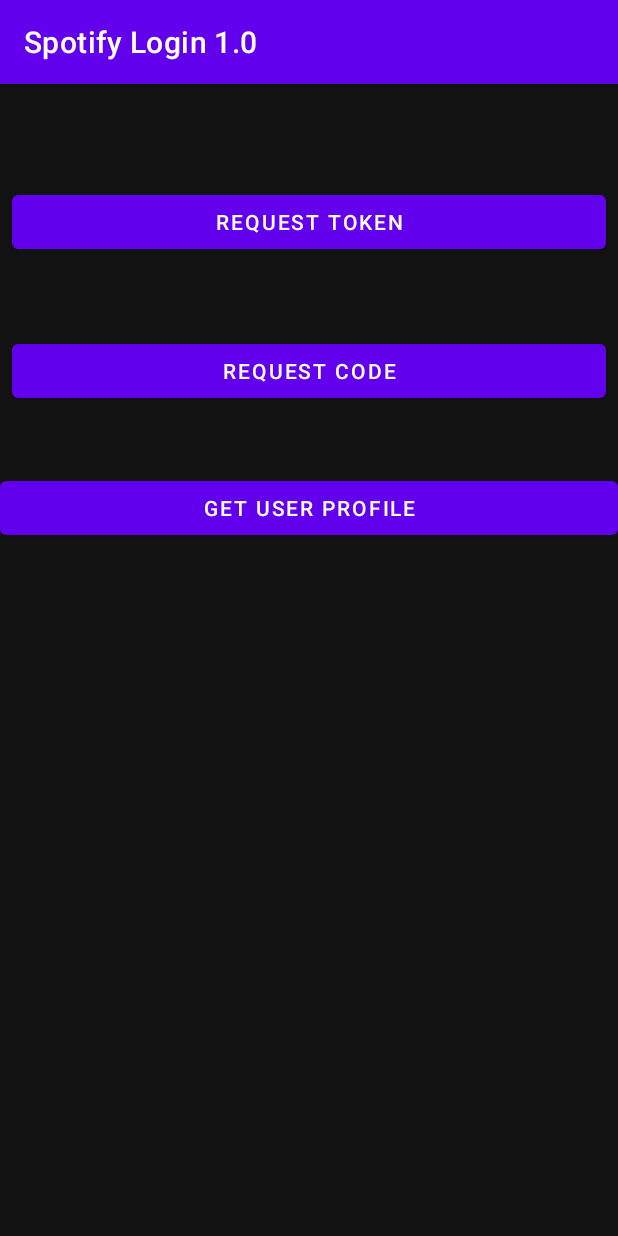
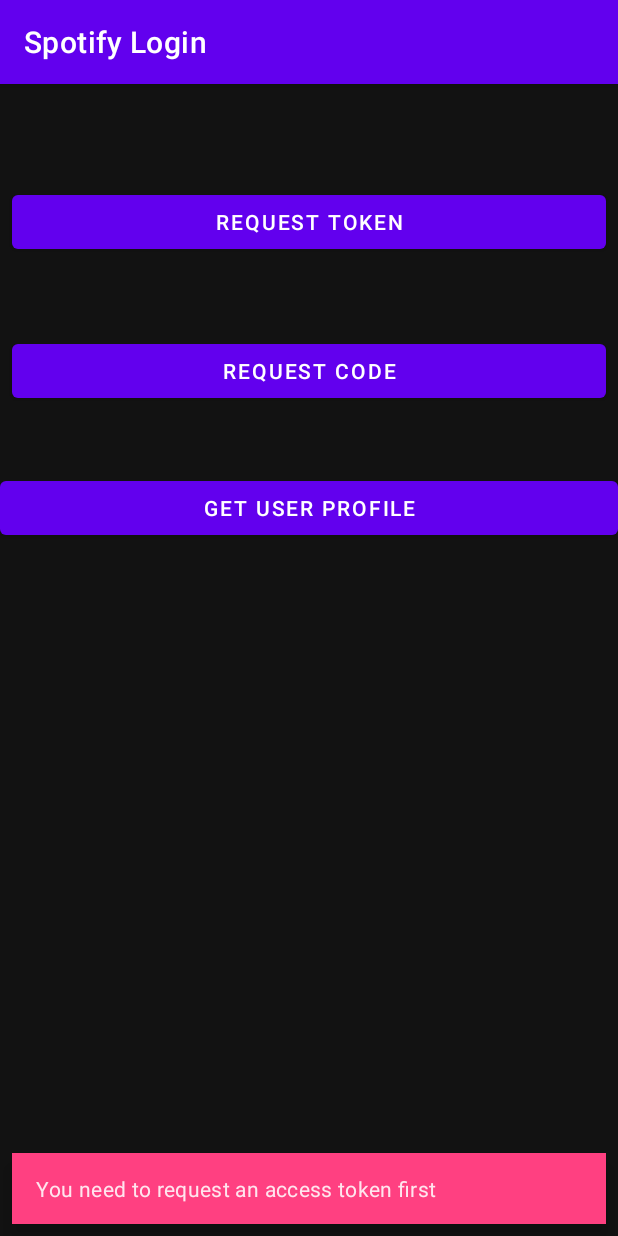
Before and after one commit to RidwaanT/Concert_Dates, an Android app: the screen it shows after launch (SpotifyLoginActivity), after a tap on "GET USER PROFILE", on a phone screen of 412 x 824 dp. Run offline under Robolectric (Android 15) with nearby library versions, the phone set to English and light mode, and no system bars; libraries missing offline, so code that uses them is left out: com.spotify.sdk.

```diff
--- a/app/src/main/java/com/example/concert_dates/SpotifyLoginActivity.java
+++ b/app/src/main/java/com/example/concert_dates/SpotifyLoginActivity.java
@@ -13,7 +13,11 @@ import com.google.android.material.snackbar.Snackbar;
 import com.spotify.sdk.android.auth.AuthorizationClient;
 import com.spotify.sdk.android.auth.AuthorizationRequest;
 import com.spotify.sdk.android.auth.AuthorizationResponse;
+import com.spotify.sdk.android.auth.BuildConfig;
 
+
+import org.json.JSONException;
+import org.json.JSONObject;
 
 import java.io.IOException;
 import java.util.Locale;
@@ -28,9 +32,9 @@ import okhttp3.Response;
 public class SpotifyLoginActivity extends AppCompatActivity {
 
     public static final String CLIENT_ID = "46092cda7f3f48c0a52c013ce2db5208";
-    public static final String REDIRECT_URI = "com.example.concert_dates://callback";
-    public static final int AUTH_TOKEN_REQUEST_CODE = 1017;
-    public static final int AUTH_CODE_REQUEST_CODE = 1018;
+    public static final String REDIRECT_URI = "http://localhost:8888/callback";
+    public static final int AUTH_TOKEN_REQUEST_CODE = 1001;
+    public static final int AUTH_CODE_REQUEST_CODE = 1002;
 
     private final OkHttpClient mOkHttpClient = new OkHttpClient();
     private String mAccessToken;
@@ -42,7 +46,7 @@ public class SpotifyLoginActivity extends AppCompatActivity {
         super.onCreate(savedInstanceState);
         setContentView(R.layout.activity_spotify_login);
 
-        getSupportActionBar().setTitle(String.format(Locale.CANADA, "Spotify Login %s", BuildConfig.VERSION_NAME));
+        getSupportActionBar().setTitle(String.format(Locale.CANADA, "Spotify Login %s", BuildConfig.LIB_VERSION_NAME));
 
     }
 
@@ -56,6 +60,7 @@ public class SpotifyLoginActivity extends AppCompatActivity {
         if(mAccessToken == null){
             final Snackbar snackbar = Snackbar.make(findViewById(R.id.activity_spotify_login), R.string.warning_need_token, Snackbar.LENGTH_SHORT);
             snackbar.getView().setBackgroundColor(ContextCompat.getColor(this,R.color.colorAccent));
+            snackbar.show();
             return;
         }
 
@@ -75,7 +80,12 @@ public class SpotifyLoginActivity extends AppCompatActivity {
 
             @Override
             public void onResponse(Call call, Response response) throws IOException {
-
+                try {
+                    final JSONObject jsonObject = new JSONObject(response.body().string());
+                    setResponse(jsonObject.toString(3));
+                } catch (JSONException e) {
+                    setResponse("Failed to parse data: " + e);
+                }
             }
         });
     }
@@ -107,13 +117,13 @@ public class SpotifyLoginActivity extends AppCompatActivity {
 
 
 
-
     protected void onActivityResult(int requestCode, int resultCode, Intent data) {
         super.onActivityResult(requestCode, resultCode, data);
-
         final AuthorizationResponse response = AuthorizationClient.getResponse(resultCode, data);
-
         // Check if result comes from the correct activity
+        if (response.getError() != null && !response.getError().isEmpty()) {
+            setResponse(response.getError());
+        }
         if (AUTH_TOKEN_REQUEST_CODE == requestCode) {
             mAccessToken = response.getAccessToken();
             updateTokenView();
```
